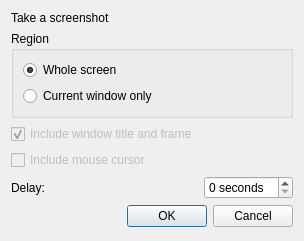
First picture: the form in src/screenshotdialog.ui, repository lxqt/lximage-qt, before the edit.
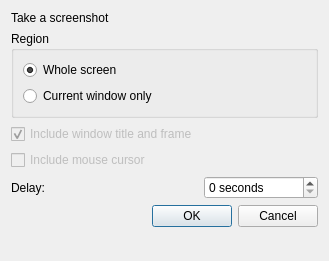
Second picture: the form after the edit. Icons and pictures are not drawn.

Commit message: Add a desktop entry file for the built-in screenshot tool.

Diff of the .ui file:
```diff
--- a/src/screenshotdialog.ui
+++ b/src/screenshotdialog.ui
@@ -6,8 +6,8 @@
    <rect>
     <x>0</x>
     <y>0</y>
-    <width>301</width>
-    <height>241</height>
+    <width>329</width>
+    <height>261</height>
    </rect>
   </property>
   <property name="windowTitle">
```
Left out of the diff: 3 changed lines with no effect on the pictures. The commit also changes 2 other files.
